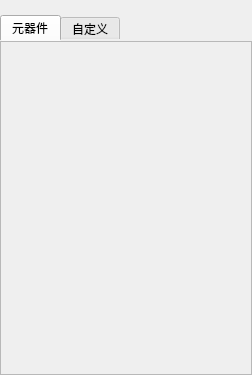
The window that app/STToolBox.ui (Podmno/SLSApp) describes before a commit, drawn with Qt 5.
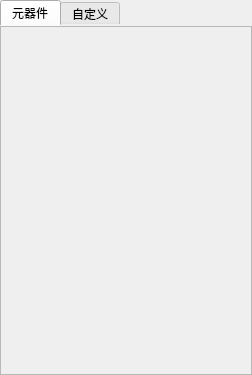
The same window after the commit.

```diff
--- a/app/STToolBox.ui
+++ b/app/STToolBox.ui
@@ -18,7 +18,7 @@
     <number>0</number>
    </property>
    <property name="topMargin">
-    <number>15</number>
+    <number>0</number>
    </property>
    <property name="rightMargin">
     <number>0</number>
@@ -80,7 +80,7 @@
                 <x>0</x>
                 <y>0</y>
                 <width>246</width>
-                <height>334</height>
+                <height>349</height>
                </rect>
               </property>
               <layout class="QGridLayout" name="gridLayout_2">
```
